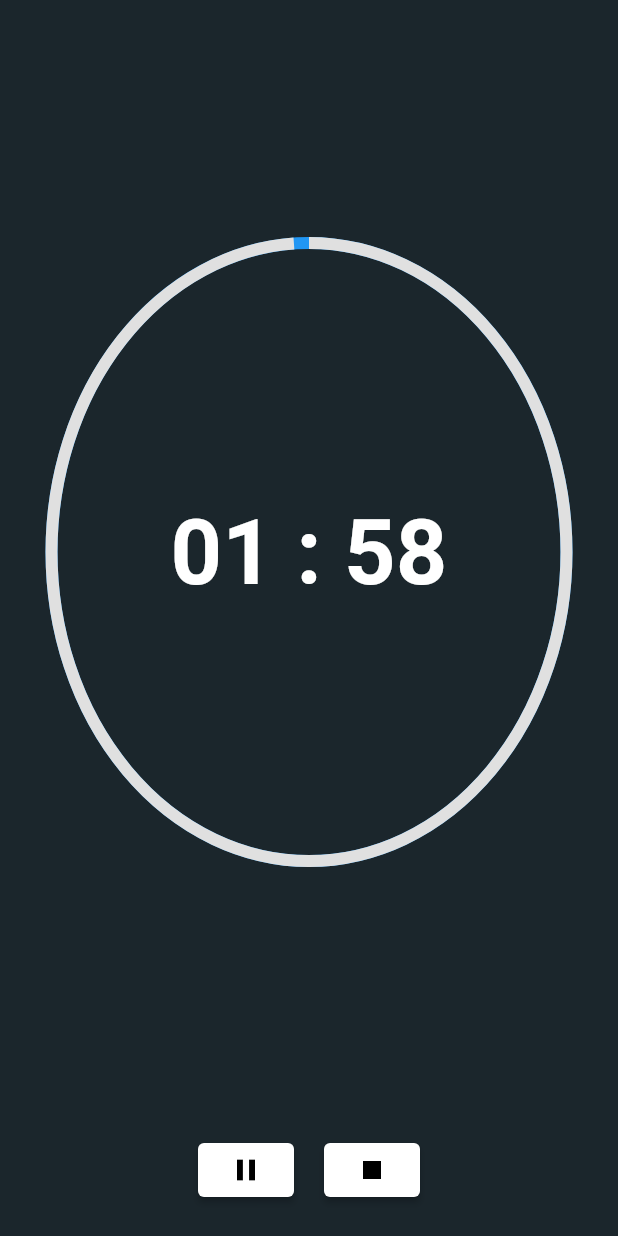
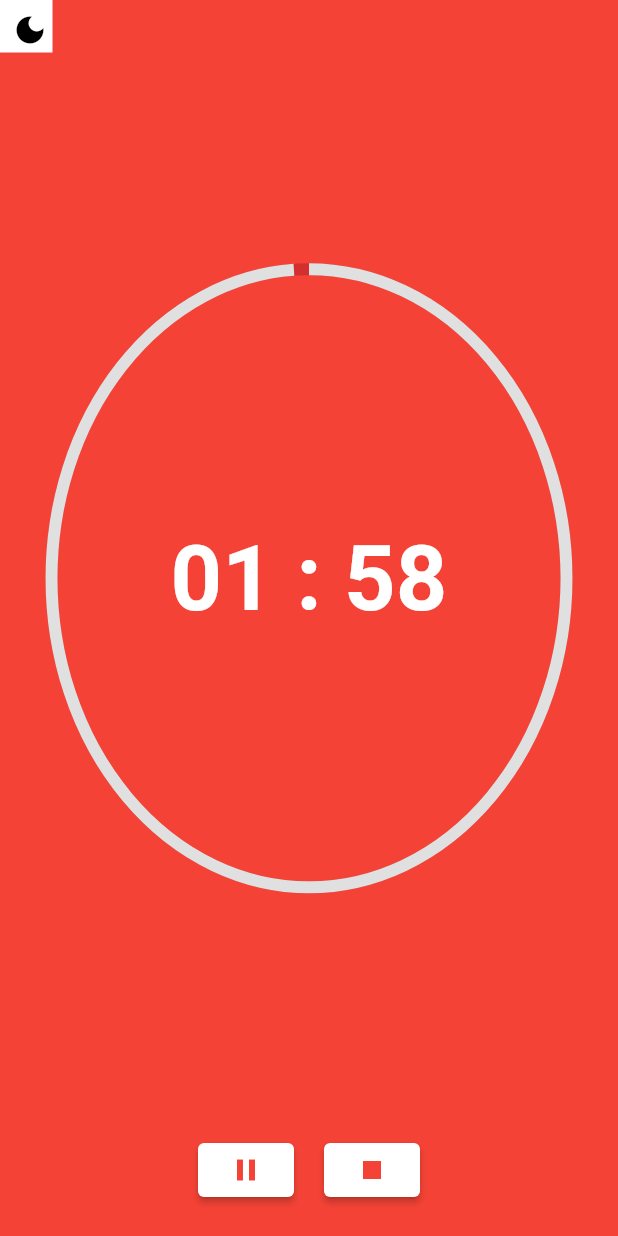
Before and after one commit to yagizdo/countdown-ui, a Flutter app: the screen it shows after launch, after a tap on the "play arrow" icon, on a phone screen of 412 x 824 dp. Run offline on Flutter 3.47's test engine with Material 2 defaults, Android fonts, the phone set to English and light mode, and no system bars; our stand-ins replace hexcolor, shared_preferences.

Commit message:
Added sharedprefs and dynamic dark mode

```diff
--- a/lib/Screens/home_screen.dart
+++ b/lib/Screens/home_screen.dart
@@ -1,4 +1,6 @@
 import 'package:flutter/material.dart';
+import 'package:fomodoro/Theme/theme_provider.dart';
+import 'package:provider/provider.dart';
 
 class HomeScreen extends StatefulWidget {
   const HomeScreen({Key? key}) : super(key: key);
@@ -32,6 +34,7 @@ class _HomeScreenState extends State<HomeScreen> with TickerProviderStateMixin {
         });
       }
     });
+    Provider.of<ThemeProvider>(context, listen: false).initSharedPreferences();
   }
 
   @override
@@ -51,12 +54,32 @@ class _HomeScreenState extends State<HomeScreen> with TickerProviderStateMixin {
 
     return Scaffold(
         body: Column(
+      crossAxisAlignment: CrossAxisAlignment.start,
       children: [
+        Container(
+          width: 35,
+          height: 35,
+          color: Colors.white,
+          child: Consumer<ThemeProvider>(
+            builder: (context, theme, child) => IconButton(
+              onPressed: () {
+                ThemeProvider().readData('themeMode').then((value) {
+                  value == 'light' ? theme.setDarkMode() : theme.setLightMode();
+                });
+              },
+              icon: Icon(
+                Icons.dark_mode,
+                color: Colors.black,
+              ),
+            ),
+          ),
+        ),
         Expanded(
           child: Stack(
             alignment: Alignment.center,
             children: [
-              SizedBox(
+              Center(
+                child: SizedBox(
                     width: size.width / 1.2,
                     height: size.height / 2,
                     child: CircularProgressIndicator(
@@ -65,6 +88,7 @@ class _HomeScreenState extends State<HomeScreen> with TickerProviderStateMixin {
                       strokeWidth: 8,
                       value: progress,
                     )),
+              ),
               AnimatedBuilder(
                 animation: controller,
                 builder: (context, child) => Text(
--- /dev/null
+++ b/lib/Theme/shared_preferences_helper.dart
@@ -0,0 +1,11 @@
+import 'package:shared_preferences/shared_preferences.dart';
+
+class SharedPreferencesHelper {
+  static SharedPreferences? _instance;
+  static SharedPreferences get instance => _instance!;
+
+  static Future<SharedPreferences> init() async {
+    _instance ??= await SharedPreferences.getInstance();
+    return _instance!;
+  }
+}
--- a/lib/Theme/theme_provider.dart
+++ b/lib/Theme/theme_provider.dart
@@ -1,7 +1,14 @@
 import 'package:flutter/material.dart';
+import 'package:fomodoro/Theme/shared_preferences_helper.dart';
 import 'package:hexcolor/hexcolor.dart';
+import 'package:shared_preferences/shared_preferences.dart';
 
 class ThemeProvider with ChangeNotifier {
+  SharedPreferences? sharedPreferences;
+  ThemeData? _themeData;
+
+  ThemeData? getTheme() => _themeData;
+
   final darkTheme = ThemeData(
       primaryColor: Colors.black,
       brightness: Brightness.dark,
@@ -28,4 +35,63 @@ class ThemeProvider with ChangeNotifier {
       )),
       progressIndicatorTheme:
           ProgressIndicatorThemeData(circularTrackColor: Colors.red.shade700));
+
+  // methods for shared preferences
+  void initSharedPreferences() async {
+    // sharedPreferences = await SharedPreferences.getInstance();
+    await SharedPreferencesHelper.init();
+    sharedPreferences = SharedPreferencesHelper.instance;
+    notifyListeners();
+  }
+
+  static void saveData(String key, dynamic value) async {
+    final prefs = await SharedPreferences.getInstance();
+    if (value is int) {
+      prefs.setInt(key, value);
+    } else if (value is String) {
+      prefs.setString(key, value);
+    } else if (value is bool) {
+      prefs.setBool(key, value);
+    } else {
+      print("Invalid Type");
+    }
+  }
+
+  Future<dynamic> readData(String key) async {
+    final prefs = await SharedPreferences.getInstance();
+    dynamic obj = prefs.get(key);
+    print('obj : $obj');
+    return obj;
+  }
+
+  static Future<bool> deleteData(String key) async {
+    final prefs = await SharedPreferences.getInstance();
+    return prefs.remove(key);
+  }
+
+  ThemeProvider() {
+    readData('themeMode').then((value) {
+      print('Selected Theme Data from Local Storage : ${value.toString()}');
+      var themeMode = value ?? 'light';
+      if (themeMode == 'light') {
+        _themeData = lightTheme;
+      } else {
+        print('setting dark theme');
+        _themeData = darkTheme;
+      }
+      notifyListeners();
+    });
+  }
+
+  void setDarkMode() async {
+    _themeData = darkTheme;
+    saveData('themeMode', 'dark');
+    notifyListeners();
+  }
+
+  void setLightMode() async {
+    _themeData = lightTheme;
+    saveData('themeMode', 'light');
+    notifyListeners();
+  }
 }
--- a/lib/main.dart
+++ b/lib/main.dart
@@ -21,7 +21,7 @@ class MyApp extends StatelessWidget {
       return MaterialApp(
         title: 'Fomodoro',
         debugShowCheckedModeBanner: false,
-        theme: theme.darkTheme,
+        theme: theme.getTheme(),
         home: HomeScreen(),
       );
     });
--- a/pubspec.yaml
+++ b/pubspec.yaml
@@ -36,6 +36,7 @@ dependencies:
   cupertino_icons: ^1.0.2
   provider: ^6.0.2
   hexcolor: ^2.0.6
+  shared_preferences: ^2.0.13
 
 dev_dependencies:
   flutter_test:
```
Also changed, not shown: pubspec.lock, 3 other files. Lines whose indentation alone changed are shown as unchanged.
